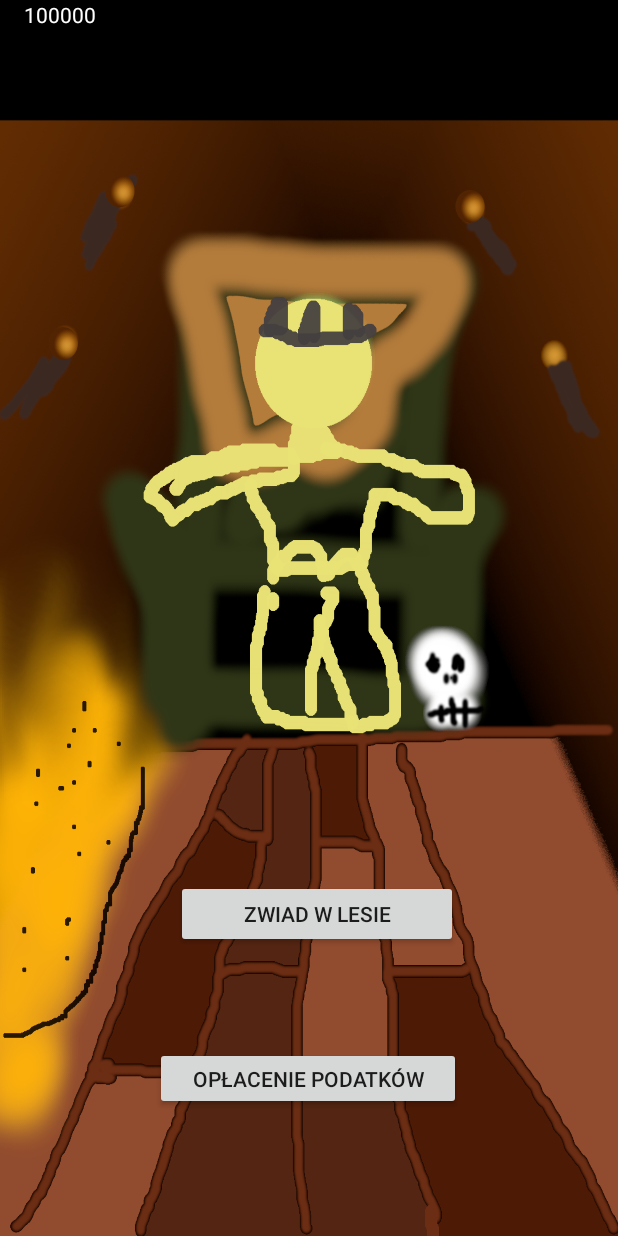
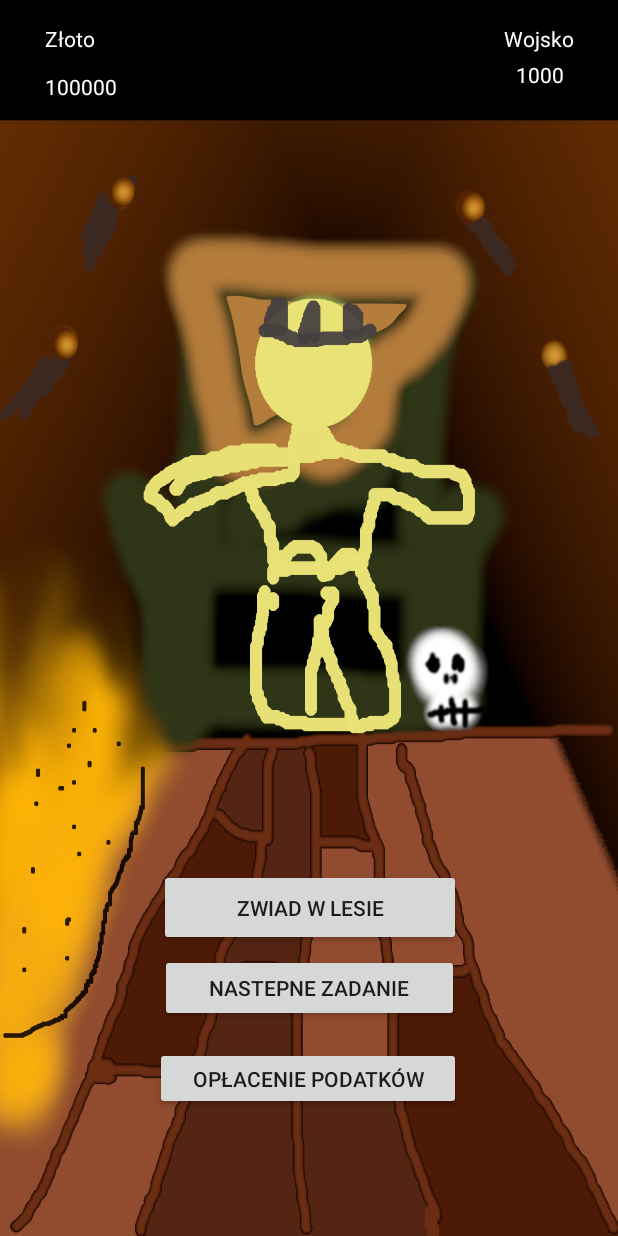
Before and after one commit to BartekWMII/Projekt-WMII, an Android app: the activity_menu screen opened directly, with no data from a screen before it, after a tap on "PLAY", on a phone screen of 412 x 824 dp. Run offline under Robolectric (Android 15) with nearby library versions, the light colour scheme and no system bars; 1 statement that could not run was skipped.

Commit message:
Wojsko, losowanie questow i nagrody

```diff
--- a/app/src/main/AndroidManifest.xml
+++ b/app/src/main/AndroidManifest.xml
@@ -23,7 +23,7 @@
             android:name="MusicService"
             android:enabled="true" />
 
-        <activity android:name=".activity_selectGameMode" />
+        <activity android:name=".activity_afterMenu" />
         <activity android:name=".activity_settings" />
         <activity android:name=".activity_menu" />
         <activity android:name=".MainActivity">
--- a/app/src/main/java/com/example/helikoptery/activity_menu.java
+++ b/app/src/main/java/com/example/helikoptery/activity_menu.java
@@ -114,7 +114,7 @@ public class activity_menu extends AppCompatActivity {
                 runOnUiThread(new Runnable() {
                     @Override
                     public void run() {
-                        Intent intent = new Intent(context, activity_selectGameMode.class);
+                        Intent intent = new Intent(context, activity_afterMenu.class);
                         startActivity(intent);
                     }
                 });
--- a/app/src/main/java/com/example/helikoptery/activity_selectGameMode.java
+++ /dev/null
@@ -1,79 +0,0 @@
-package com.example.helikoptery;
-
-import android.bluetooth.BluetoothAdapter;
-import android.content.Context;
-import android.content.Intent;
-import android.graphics.Color;
-import android.graphics.drawable.AnimationDrawable;
-import android.support.annotation.Nullable;
-import android.support.v7.app.AlertDialog;
-import android.support.v7.app.AppCompatActivity;
-import android.os.Bundle;
-import android.view.View;
-import android.view.WindowManager;
-import android.widget.Button;
-import android.widget.ImageButton;
-import android.widget.ImageView;
-import android.widget.TextView;
-import android.widget.Toast;
-
-public class activity_selectGameMode extends AppCompatActivity {
-
-    AnimationDrawable animBluetooth;
-    AnimationDrawable animWiFi;
-    ImageButton imageButtonBluetooth;
-    ImageButton imageButtonWifi;
-    final int DELAYED_TIME = 140;
-    Context context = this;
-    private int gold=100000;
-    private int army;
-    private TextView textViewGold;
-    @Override
-    protected void onCreate(Bundle savedInstanceState) {
-        super.onCreate(savedInstanceState);
-        getWindow().setFlags(WindowManager.LayoutParams.FLAG_FULLSCREEN, WindowManager.LayoutParams.FLAG_FULLSCREEN);
-        setContentView(R.layout.activity_after_menu);
-        textViewGold=findViewById(R.id.textViewGold);
-
-
-
-    }
-
-
-    public void onClick(View view)
-    {
-        TextView showCountTextView=
-                (TextView) findViewById(R.id.textViewGold);
-
-        //get the value of the text view
-        String countString = showCountTextView.getText().toString();
-
-        //convert value to a number and ++
-        Integer gold = Integer.parseInt(countString);
-        gold=gold+200;
-
-        //display the new value int the text view
-        showCountTextView.setText(gold.toString());;
-        // na koncu nie zapomnij dodac do activity main TEXT android:onClick="toastMe"
-    }
-
-    public void onClickSql(View view)
-    {
-        TextView showCountTextView=
-                (TextView) findViewById(R.id.textViewGold);
-
-        //get the value of the text view
-        String countString = showCountTextView.getText().toString();
-
-        //convert value to a number and ++
-        Integer gold = Integer.parseInt(countString);
-        gold=gold-10000;
-
-        //display the new value int the text view
-        showCountTextView.setText(gold.toString());;
-        // na koncu nie zapomnij dodac do activity main TEXT android:onClick="toastMe"
-    }
-
-
-
-}
--- a/app/src/main/res/layout/activity_after_menu.xml
+++ b/app/src/main/res/layout/activity_after_menu.xml
@@ -5,39 +5,96 @@
     android:layout_width="match_parent"
     android:layout_height="match_parent"
     android:background="@drawable/stodola"
-    tools:context=".activity_selectGameMode">
+    tools:context=".activity_afterMenu">
 
 
     <LinearLayout
         android:layout_width="match_parent"
         android:layout_height="match_parent"
+        android:gravity="center"
         android:orientation="vertical"
-        android:gravity="center"
-        tools:layout_editor_absoluteX="47dp"
-        tools:layout_editor_absoluteY="0dp"/>
+        tools:layout_editor_absoluteX="0dp"
+        tools:layout_editor_absoluteY="34dp" >
+
+        <android.support.constraint.ConstraintLayout
+            android:layout_width="match_parent"
+            android:layout_height="match_parent">
+
+            <Button
+                android:id="@+id/button7"
+                android:layout_width="199dp"
+                android:layout_height="45dp"
+                android:onClick="NextQuest"
+                android:text="Nastepne zadanie"
+                app:layout_constraintBottom_toBottomOf="parent"
+                app:layout_constraintEnd_toEndOf="parent"
+                app:layout_constraintStart_toStartOf="parent"
+                app:layout_constraintTop_toTopOf="parent"
+                app:layout_constraintVertical_bias="0.817" />
 
             <TextView
                 android:id="@+id/textViewGold"
-        android:layout_width="101dp"
-        android:layout_height="25dp"
-        android:layout_marginStart="16dp"
-        android:layout_marginLeft="16dp"
+                android:layout_width="wrap_content"
+                android:layout_height="wrap_content"
                 android:text="100000"
                 android:textColor="#FFFFFF"
+                app:layout_constraintBottom_toBottomOf="parent"
+                app:layout_constraintEnd_toEndOf="parent"
+                app:layout_constraintHorizontal_bias="0.082"
                 app:layout_constraintStart_toStartOf="parent"
-        app:layout_constraintTop_toTopOf="parent" />
+                app:layout_constraintTop_toTopOf="parent"
+                app:layout_constraintVertical_bias="0.06" />
 
             <Button
                 android:id="@+id/Button"
-        android:layout_width="188dp"
-        android:layout_height="45dp"
-        android:layout_marginBottom="192dp"
+                android:layout_width="201dp"
+                android:layout_height="51dp"
                 android:onClick="onClick"
                 android:text="Zwiad w lesie"
                 app:layout_constraintBottom_toBottomOf="parent"
                 app:layout_constraintEnd_toEndOf="parent"
-        app:layout_constraintHorizontal_bias="0.524"
-        app:layout_constraintStart_toStartOf="parent" />
+                app:layout_constraintHorizontal_bias="0.504"
+                app:layout_constraintStart_toStartOf="parent"
+                app:layout_constraintTop_toTopOf="parent"
+                app:layout_constraintVertical_bias="0.75" />
+
+            <TextView
+                android:id="@+id/textViewGoldWatch"
+                android:layout_width="wrap_content"
+                android:layout_height="wrap_content"
+                android:layout_marginTop="16dp"
+                android:text="Złoto"
+                android:textColor="#FFFFFF"
+                app:layout_constraintEnd_toEndOf="parent"
+                app:layout_constraintHorizontal_bias="0.079"
+                app:layout_constraintStart_toStartOf="parent"
+                app:layout_constraintTop_toTopOf="parent" />
+
+            <TextView
+                android:id="@+id/textViewArmyWatch"
+                android:layout_width="wrap_content"
+                android:layout_height="wrap_content"
+                android:layout_marginTop="16dp"
+                android:text="Wojsko"
+                android:textColor="#FFFFFF"
+                app:layout_constraintEnd_toEndOf="parent"
+                app:layout_constraintHorizontal_bias="0.92"
+                app:layout_constraintStart_toStartOf="parent"
+                app:layout_constraintTop_toTopOf="parent" />
+
+            <TextView
+                android:id="@+id/textViewArmy"
+                android:layout_width="wrap_content"
+                android:layout_height="wrap_content"
+                android:layout_marginTop="40dp"
+                android:text="1000"
+                android:textColor="#FFFFFF"
+                app:layout_constraintEnd_toEndOf="parent"
+                app:layout_constraintHorizontal_bias="0.905"
+                app:layout_constraintStart_toStartOf="parent"
+                app:layout_constraintTop_toTopOf="parent" />
+        </android.support.constraint.ConstraintLayout>
+    </LinearLayout>
 
     <Button
         android:id="@+id/Button2"
```
Also changed, not shown: app/src/main/java/com/example/helikoptery/activity_afterMenu.java (added, +144 -0 lines). Lines whose indentation alone changed are shown as unchanged.
